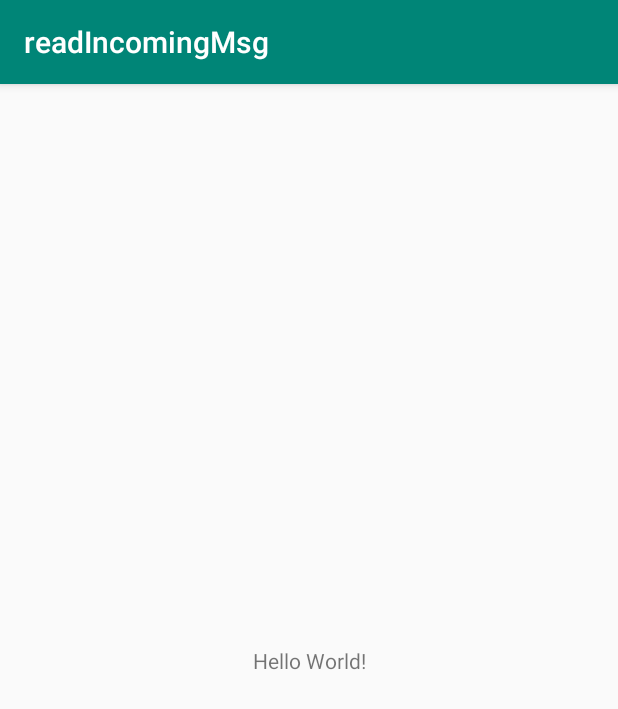
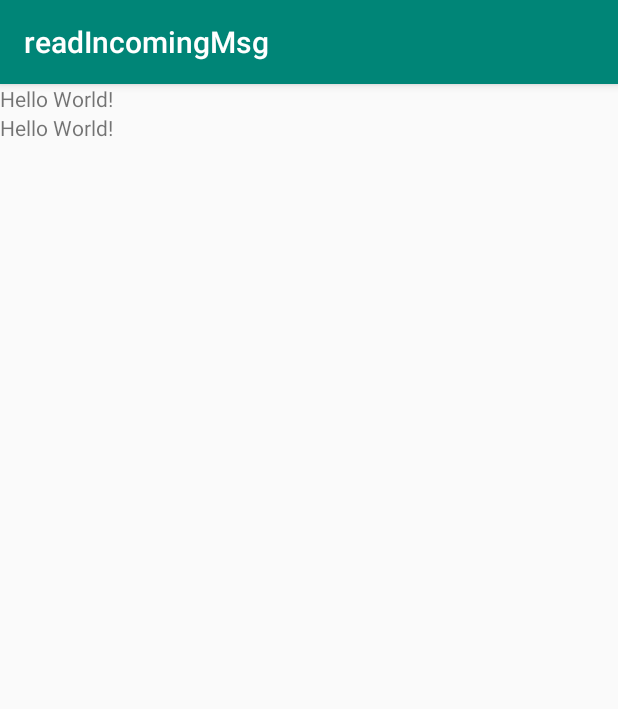
Before and after one commit to Deep-Matrix/farmconnect, an Android app: the screen it shows after launch (MainActivity), on a phone screen of 412 x 824 dp. Shown: the top 709 px of the screen. Run offline under Robolectric (Android 15) with nearby library versions, the phone set to English and light mode, and no system bars; our stand-ins replace Volley.

Commit message:
sms app successful

```diff
--- a/interface1/readIncomingMsg/app/src/main/AndroidManifest.xml
+++ b/interface1/readIncomingMsg/app/src/main/AndroidManifest.xml
@@ -4,6 +4,7 @@
 
     <uses-permission android:name="android.permission.RECEIVE_SMS" />
     <uses-permission android:name="android.permission.READ_SMS" />
+    <uses-permission android:name="android.permission.SEND_SMS" />
     <uses-permission android:name="android.permission.INTERNET"></uses-permission>
 
     <application
--- a/interface1/readIncomingMsg/app/src/main/java/com/example/readincomingmsg/MainActivity.java
+++ b/interface1/readIncomingMsg/app/src/main/java/com/example/readincomingmsg/MainActivity.java
@@ -5,6 +5,7 @@ import android.net.Uri;
 import android.os.AsyncTask;
 import android.os.Bundle;
 //import android.support.v7.app.AppCompatActivity;
+import android.telephony.SmsManager;
 import android.util.Log;
 import android.widget.TextView;
 import android.widget.Toast;
@@ -44,7 +45,11 @@ import java.util.Map;
 
 public class MainActivity extends AppCompatActivity implements MessageListener {
 
-    TextView text;
+    TextView text1;
+    TextView text2;
+    public final String ngrokID="3a6c7657";
+    public String numFaarm;
+    public String msgFarm;
 
     @Override
     protected void onCreate(Bundle savedInstanceState) {
@@ -52,7 +57,8 @@ public class MainActivity extends AppCompatActivity implements MessageListener {
         setContentView(R.layout.activity_main);
         //Register sms listener
 
-        text=findViewById(R.id.text);
+        text1=findViewById(R.id.text1);
+        text2=findViewById(R.id.text2);
 
         MessageReceiver.bindListener(this);
 
@@ -63,91 +69,22 @@ public class MainActivity extends AppCompatActivity implements MessageListener {
     public void messageReceived(String senderPhoneNumber,String emailFrom,String emailBody,String msgBody,long timeStamp,String Message) {
         Log.d("msgInfo",senderPhoneNumber);
         Log.d("msgInfo",Message);
-        String message=senderPhoneNumber+" : "+Message;
-        //
-        String u=" https://b8601c8e.ngrok.io/hello/"+senderPhoneNumber+"/"+Message;
-//        Intent viewIntent =
-//                new Intent("android.intent.action.VIEW",
-//                        Uri.parse(u));
-//        startActivity(viewIntent);
-
-//        try {
-//            new URL(u).openStream();
-//        } catch (IOException e) {
-//            Log.d("errr",e.toString());
-//            e.printStackTrace();
-//        }
 
 
-//working...geting from json data
-//        RequestQueue requestQueue;
-//        requestQueue= Volley.newRequestQueue(MainActivity.this);
-//
-//        JsonObjectRequest jsonObjectRequest=new JsonObjectRequest(Request.Method.GET,
-//                "https://b8601c8e.ngrok.io/hello",null,new Response.Listener<JSONObject>(){
-//            @Override
-//            public void onResponse(JSONObject response) {
-//                try {
-//                    Log.d("myapp","The response is : "+response.getString("title"));
-//                    text.setText(response.getString("message"));
-//                } catch (JSONException e) {
-//                    e.printStackTrace();
-//                }
-//            }
-//        },new Response.ErrorListener(){
-//            @Override
-//            public void onErrorResponse(VolleyError error) {
-//                Log.d("myapp","Something wentt wrong");
-//                text.setText("Soething went Wrong");
-//            }
-//        });
-//        requestQueue.add(jsonObjectRequest);
-//end
-
-//        final String url = "https://b8601c8e.ngrok.io/hello/"+senderPhoneNumber;
-//
-//// prepare the Request
-//        RequestQueue requestQueue;
-//        requestQueue= Volley.newRequestQueue(MainActivity.this);
-//        JsonObjectRequest getRequest = new JsonObjectRequest(Request.Method.GET, url, null,
-//                new Response.Listener<JSONObject>()
-//                {
-//                    @Override
-//                    public void onResponse(JSONObject response) {
-//                        // display response
-//                        Log.d("ABC", response.toString());
-//                    }
-//                },
-//                new Response.ErrorListener()
-//                {
-//                    @Override
-//                    public void onErrorResponse(VolleyError error) {
-//                        Log.d("ABC", "errrorrr123");
-//                    }
-//                }
-//        );
-//
-//// add it to the RequestQueue
-//        requestQueue.add(getRequest);
-        //
-
-
-
-        //
-
-
-        //
         String msg="";
         msg=Message.replaceAll(" ","%20");
         msg=msg.replaceAll("\n","%0A");
 
-//        }
+
         Log.d("ABC",msg);
+
+        numFaarm=senderPhoneNumber;
+        msgFarm=msg;
 
 
         Toast.makeText(this, "readIncomingMsg!: " + msg, Toast.LENGTH_SHORT).show();
         MyTask t1 = new MyTask();
-        t1.execute("https://b8601c8e.ngrok.io/hello/"+senderPhoneNumber+"/"+msg);
+        t1.execute("https://"+ngrokID+".ngrok.io/post?phno="+senderPhoneNumber+"&msg="+msg);
 
     }
 
@@ -157,6 +94,7 @@ public class MainActivity extends AppCompatActivity implements MessageListener {
         String searchResult = "";
         String jsonString = "";
         String line = "";
+
         @Override
         protected String doInBackground(String... strings) {
             URL url = null;
@@ -166,6 +104,7 @@ public class MainActivity extends AppCompatActivity implements MessageListener {
                 con.connect();
                 InputStream inputStreamReader = con.getInputStream();
                 BufferedReader reader = new BufferedReader(new InputStreamReader(inputStreamReader));
+
                 while((line = reader.readLine()) != null){
                     jsonString += line + "\n";
                 }
@@ -174,8 +113,8 @@ public class MainActivity extends AppCompatActivity implements MessageListener {
                     JSONArray jsonArray = jsonObject.getJSONArray("Search");
                     for(int i = 0; i < jsonArray.length() ; i++){
                         JSONObject movie = jsonArray.getJSONObject(i);
-                        String title = "title hereeee";
-                        String year = "year hereeee";
+                        String title = "ttt";
+                        String year = "yyyyyyy";
                         searchResult += title + " " + year + "\n";
                     }
                 }
@@ -194,9 +133,11 @@ public class MainActivity extends AppCompatActivity implements MessageListener {
         @Override
         protected void onPostExecute(String s) {
             super.onPostExecute(s);
-            text.setText(searchResult);
+            text1.setText(msgFarm);
+            text2.setText(numFaarm);
         }
     }
 
 
+
 }
--- a/interface1/readIncomingMsg/app/src/main/res/layout/activity_main.xml
+++ b/interface1/readIncomingMsg/app/src/main/res/layout/activity_main.xml
@@ -1,13 +1,23 @@
 <?xml version="1.0" encoding="utf-8"?>
-<androidx.constraintlayout.widget.ConstraintLayout xmlns:android="http://schemas.android.com/apk/res/android"
+<LinearLayout xmlns:android="http://schemas.android.com/apk/res/android"
     xmlns:app="http://schemas.android.com/apk/res-auto"
     xmlns:tools="http://schemas.android.com/tools"
     android:layout_width="match_parent"
     android:layout_height="match_parent"
+    android:orientation="vertical"
     tools:context=".MainActivity">
 
     <TextView
-        android:id="@+id/text"
+        android:id="@+id/text1"
+        android:layout_width="wrap_content"
+        android:layout_height="wrap_content"
+        android:text="Hello World!"
+        app:layout_constraintBottom_toBottomOf="parent"
+        app:layout_constraintLeft_toLeftOf="parent"
+        app:layout_constraintRight_toRightOf="parent"
+        app:layout_constraintTop_toTopOf="parent" />
+    <TextView
+        android:id="@+id/text2"
         android:layout_width="wrap_content"
         android:layout_height="wrap_content"
         android:text="Hello World!"
@@ -16,4 +26,4 @@
         app:layout_constraintRight_toRightOf="parent"
         app:layout_constraintTop_toTopOf="parent" />
 
-</androidx.constraintlayout.widget.ConstraintLayout>
+</LinearLayout>
```
Also changed, not shown: 2 other files.
